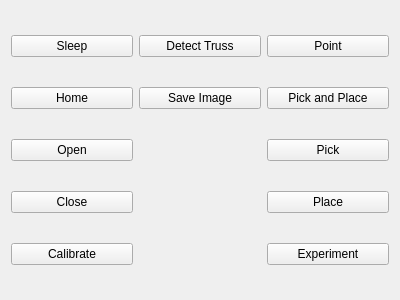
First picture: the form in rqt_user_interface/resource/flex_grasp.ui, repository padmaja-kulkarni/vine_tomato_grasping, before the edit.
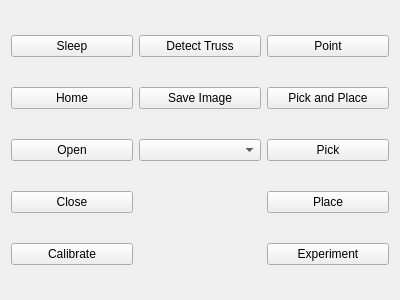
Second picture: the form after the edit.

Commit message: Added simpel dropdown button, need to implement functionality

```diff
--- a/rqt_user_interface/resource/flex_grasp.ui
+++ b/rqt_user_interface/resource/flex_grasp.ui
@@ -81,6 +81,11 @@
     </widget>
    </item>
 
+   <item row="2" column="1">
+    <widget class="QComboBox" name="TrussTypeButton">
+    </widget>
+   </item>
+
    <item row="0" column="2">
     <widget class="QPushButton" name="PointButton">
      <property name="text">
```
The commit also changes 1 other file.
